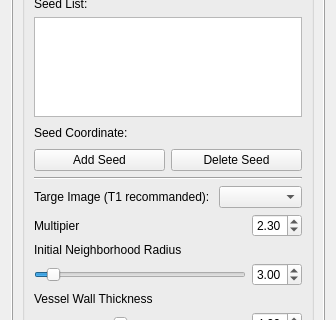
Old version of the form codes/UI/ModuleWidget.ui in the repository wuzhuobin/PlaqueQuant; both pictures show x 0 to 336 and y 172 to 492 of the 336 by 840 pixel window.
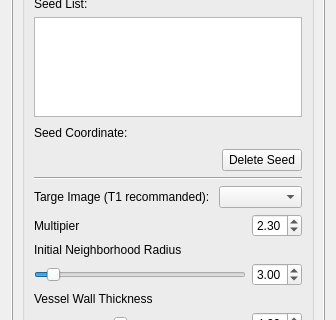
New version of the form. Icons and pictures are not drawn.

Commit message: Fix problem for delete seed. Disable right click

```diff
--- a/codes/UI/ModuleWidget.ui
+++ b/codes/UI/ModuleWidget.ui
@@ -565,14 +565,26 @@
           <item>
            <layout class="QHBoxLayout" name="horizontalLayout_33">
             <item>
-             <widget class="QPushButton" name="pushBtnAddSeed">
-              <property name="text">
-               <string>Add Seed</string>
+             <spacer name="horizontalSpacer_2">
+              <property name="orientation">
+               <enum>Qt::Horizontal</enum>
               </property>
-             </widget>
+              <property name="sizeHint" stdset="0">
+               <size>
+                <width>40</width>
+                <height>20</height>
+               </size>
+              </property>
+             </spacer>
             </item>
             <item>
              <widget class="QPushButton" name="pushBtnDeleteSeed">
+              <property name="maximumSize">
+               <size>
+                <width>100</width>
+                <height>16777215</height>
+               </size>
+              </property>
               <property name="text">
                <string>Delete Seed</string>
               </property>
```
The commit also changes 3 other files.
